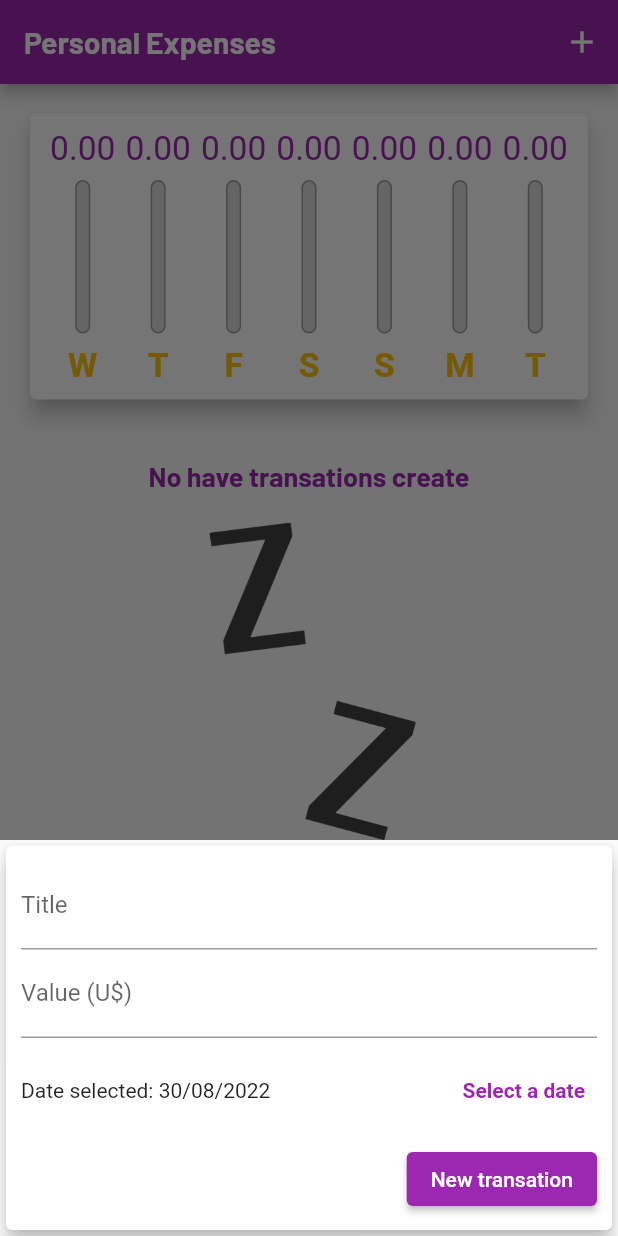
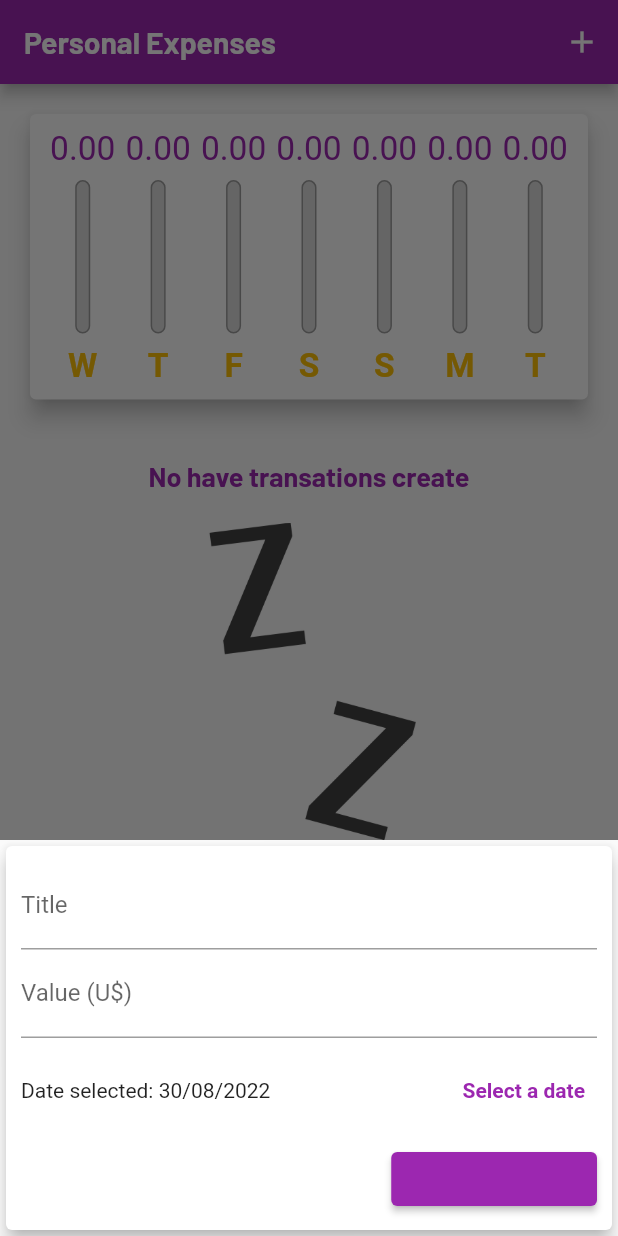
Before and after one commit to cadumeneses/personal_expenses, a Flutter app: the screen it shows after launch, after a tap on the "add" icon, on a phone screen of 412 x 824 dp. Run offline on Flutter 3.47's test engine with Material 2 defaults, Android fonts, the phone set to English and light mode, and no system bars.

Commit message:
feat: add adptative button

```diff
--- /dev/null
+++ b/lib/components/adaptative_button.dart
@@ -0,0 +1,36 @@
+import 'dart:io';
+import 'package:flutter/cupertino.dart';
+import 'package:flutter/material.dart';
+
+class AdaptativeButton extends StatelessWidget {
+  final String label;
+  final Function() onPressed;
+
+  const AdaptativeButton(
+    this.label,
+    this.onPressed, {
+    Key? key,
+  }) : super(key: key);
+
+  @override
+  Widget build(BuildContext context) {
+    return Platform.isIOS
+        ? CupertinoButton(
+            child: Text(label),
+            onPressed: onPressed,
+            color: Theme.of(context).colorScheme.primary,
+            padding: const EdgeInsets.symmetric(
+              horizontal: 20,
+            ),
+          )
+        : ElevatedButton(
+            child: Text(
+              label,
+              style: TextStyle(
+                color: Theme.of(context).colorScheme.primary,
+              ),
+            ),
+            onPressed: onPressed,
+          );
+  }
+}
--- a/lib/components/transaction_form.dart
+++ b/lib/components/transaction_form.dart
@@ -1,5 +1,7 @@
 import 'package:flutter/material.dart';
 import 'package:intl/intl.dart';
+
+import 'adaptative_button.dart';
 
 class TransationForm extends StatefulWidget {
   final void Function(String, double, DateTime) onSubmit;
@@ -97,15 +99,7 @@ class _TransationFormState extends State<TransationForm> {
               Row(
                 mainAxisAlignment: MainAxisAlignment.end,
                 children: [
-                  ElevatedButton(
-                    onPressed: _submitForm,
-                    child: Text(
-                      'New transation',
-                      style: TextStyle(
-                          backgroundColor:
-                              Theme.of(context).colorScheme.primary),
-                    ),
-                  ),
+                 AdaptativeButton('New Transaction', _submitForm),
                 ],
               )
             ],
--- a/lib/main.dart
+++ b/lib/main.dart
@@ -102,10 +102,15 @@ class _MyHomePageState extends State<MyHomePage> {
     bool isLandscape =
         MediaQuery.of(context).orientation == Orientation.landscape;
 
+    final iconList = Platform.isIOS ? CupertinoIcons.list_bullet : Icons.list;
+
+    final iconGrafic =
+        Platform.isIOS ? CupertinoIcons.chart_bar : Icons.show_chart;
+
     final actions = [
       if (isLandscape)
         _getIconButton(
-          _showGrafic ? Icons.list : Icons.show_chart,
+          _showGrafic ? iconList : iconGrafic,
           () {
             setState(() {
               _showGrafic = !_showGrafic;
@@ -132,7 +137,8 @@ class _MyHomePageState extends State<MyHomePage> {
         appBar.preferredSize.height -
         MediaQuery.of(context).padding.top;
 
-    final bodyPage = SingleChildScrollView(
+    final bodyPage = SafeArea(
+      child: SingleChildScrollView(
         child: Column(
           crossAxisAlignment: CrossAxisAlignment.stretch,
           children: [
@@ -147,6 +153,7 @@ class _MyHomePageState extends State<MyHomePage> {
                 child: TransactionList(_transactions, _deleteTransaction),
               ),
           ],
+        ),
       ),
     );
 
```
Lines whose indentation alone changed are shown as unchanged.
